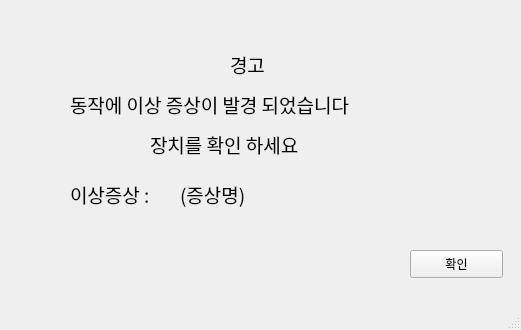
Above: error.ui from BakedSweetPotatoChae/2024_dongyang_CapstoneDesign_intel before the change. Below: the same form after it.
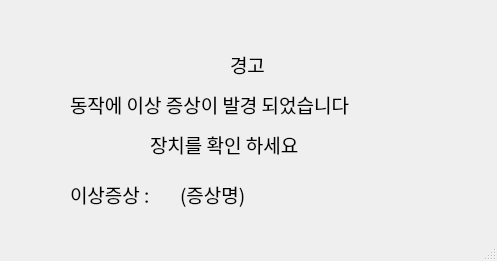
That is the form after the change.

What changed in the file:
```diff
--- a/error.ui
+++ b/error.ui
@@ -6,8 +6,8 @@
    <rect>
     <x>0</x>
     <y>0</y>
-    <width>521</width>
-    <height>330</height>
+    <width>497</width>
+    <height>261</height>
    </rect>
   </property>
   <property name="windowTitle">
```
